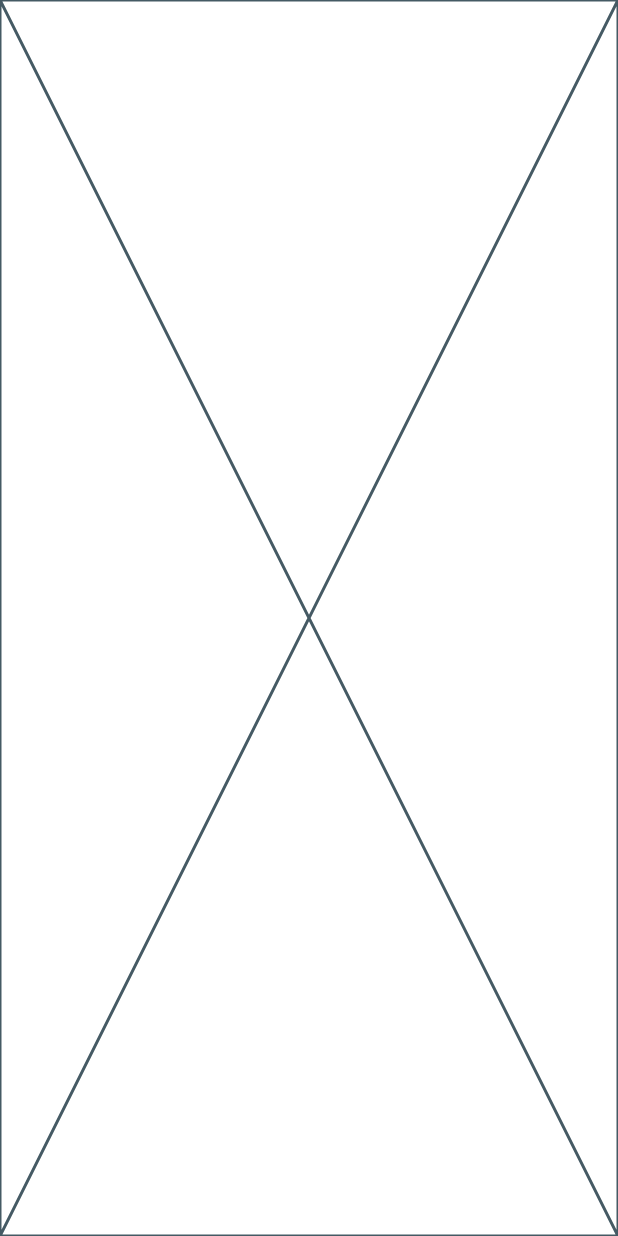
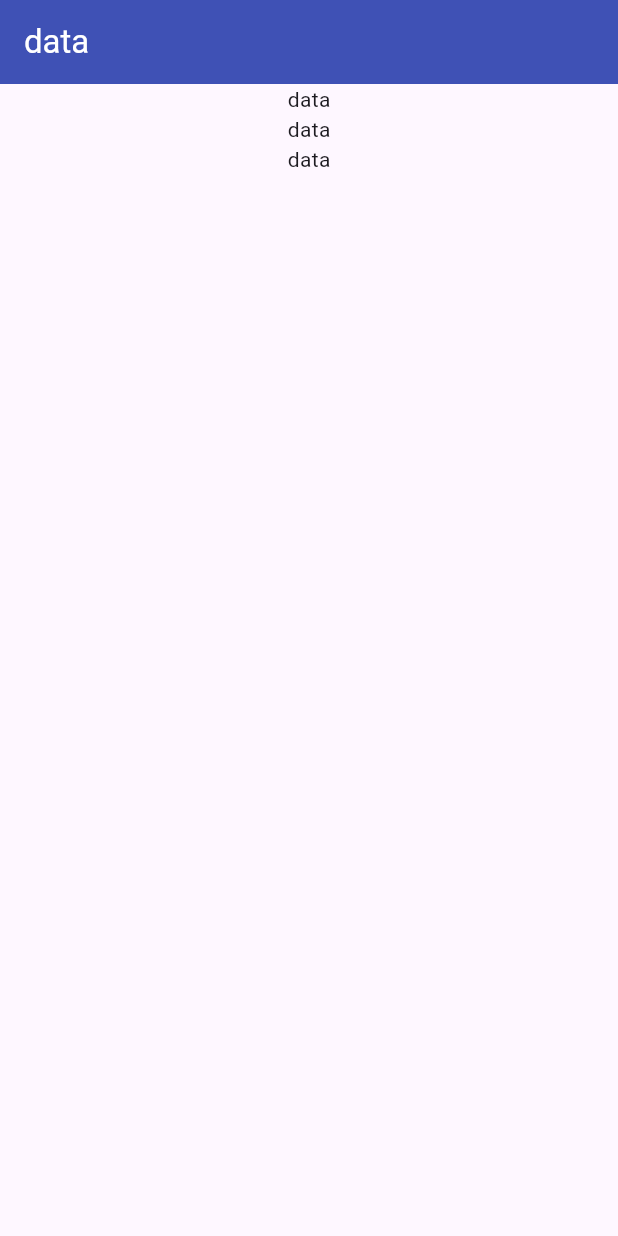
Before and after one commit to MNJTdhr/expense_tracker_app, a Flutter app: the screen it shows after launch, on a phone screen of 412 x 824 dp. Run offline on Flutter 3.47's test engine with Material 3 defaults, Android fonts, the phone set to English and light mode, and no system bars.

Commit message:
added expenses screen, added expense class,  added uuid, added unique id, added category list

```diff
--- /dev/null
+++ b/lib/expense.dart
@@ -0,0 +1,16 @@
+// expense.dart
+import 'package:uuid/uuid.dart';
+
+final uuid = Uuid();
+
+enum Category { food, travel, leisure, work }
+
+class Expense {
+  Expense({required this.amount, required this.date, required this.catagory})
+    : id = uuid.v4();
+
+  final String id;
+  final double amount;
+  final DateTime date;
+  final Category catagory;
+}
--- /dev/null
+++ b/lib/expenses.dart
@@ -0,0 +1,32 @@
+import 'package:flutter/material.dart';
+
+class Expenses extends StatefulWidget {
+  const Expenses({super.key});
+
+  @override
+  State<Expenses> createState() => _ExpensesState();
+}
+
+class _ExpensesState extends State<Expenses> {
+  @override
+  Widget build(BuildContext context) {
+    return MaterialApp(
+      home: Scaffold(
+        appBar: AppBar(
+          title: Text("data"),
+          foregroundColor: Colors.white,
+          backgroundColor: Colors.indigo,
+        ),
+        body: Center(
+          child: Column(
+            children: [
+              Text("data"),
+              Text("data"),
+              Text("data"),
+            ],
+          )
+        ),
+      ),
+    );
+  }
+}
--- a/lib/main.dart
+++ b/lib/main.dart
@@ -1,4 +1,5 @@
 import 'package:flutter/material.dart';
+import 'expenses.dart';
 
 void main() {
   runApp(const MyApp());
@@ -9,6 +10,6 @@ class MyApp extends StatelessWidget {
 
   @override
   Widget build(BuildContext context) {
-    return const Placeholder();
+    return Expenses();
   }
 }
--- a/pubspec.yaml
+++ b/pubspec.yaml
@@ -34,6 +34,7 @@ dependencies:
   # The following adds the Cupertino Icons font to your application.
   # Use with the CupertinoIcons class for iOS style icons.
   cupertino_icons: ^1.0.8
+  uuid: ^4.5.1
 
 dev_dependencies:
   flutter_test:
```
Also changed, not shown: pubspec.lock.
